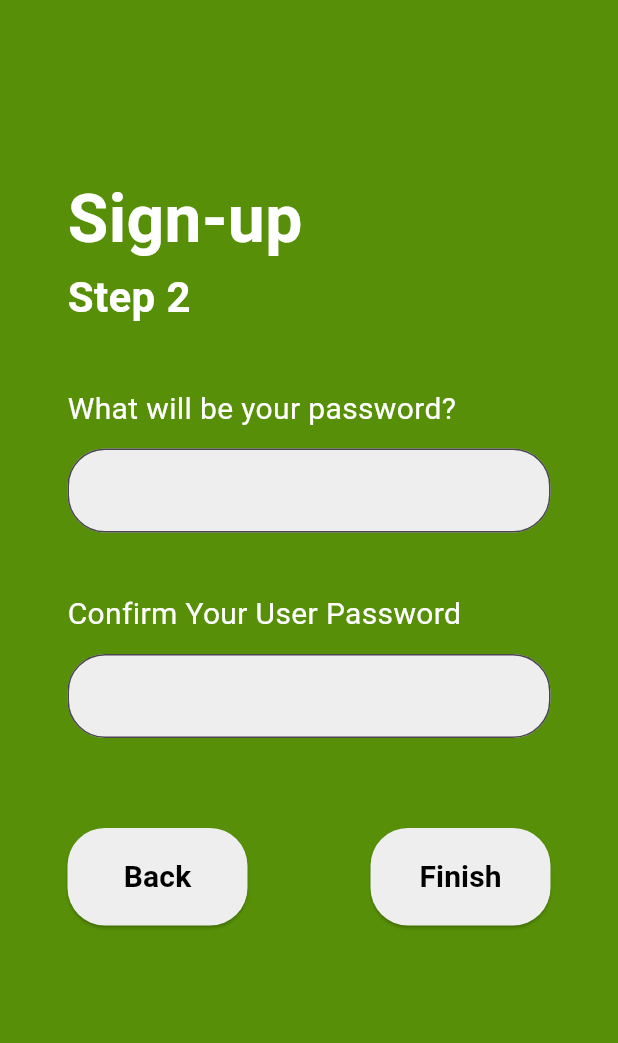
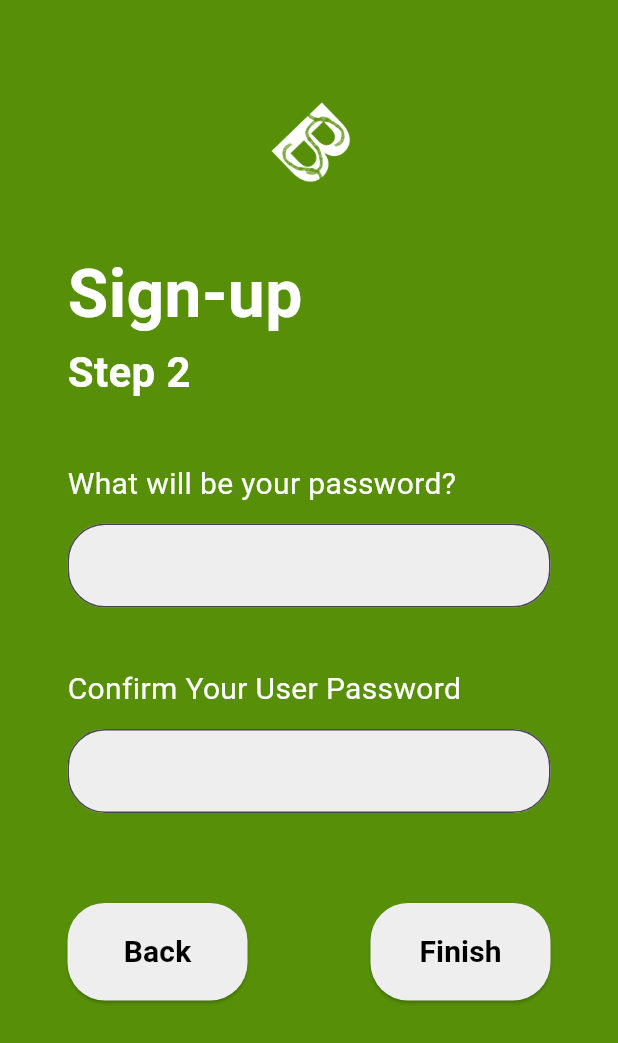
Before and after one commit to keanedalisay/cc206_benta, a Flutter app: the SignUpStep2 screen opened directly, on a phone screen of 412 x 824 dp. Shown: the top 1043 px of the screen. Run offline on Flutter 3.47's test engine with Material 3 defaults, Android fonts, the phone set to English and light mode, and no system bars.

Commit message:
Added Benta Logo on SignUp Page 2

```diff
--- a/lib/features/signup_page.dart
+++ b/lib/features/signup_page.dart
@@ -129,7 +129,18 @@ class SignUpStep2 extends StatelessWidget {
           crossAxisAlignment: CrossAxisAlignment.start,
           children: [
 
-            const SizedBox(height: 70),
+            Center(
+              child: Container(
+                width: 100,
+                height: 100,
+                child: Image.asset(
+                  'assets/images/benta_logo.png',
+                  fit: BoxFit.cover,
+                ),
+              ),
+            ),
+
+            const SizedBox(height: 20),
 
             const Text(
               'Sign-up',
```
